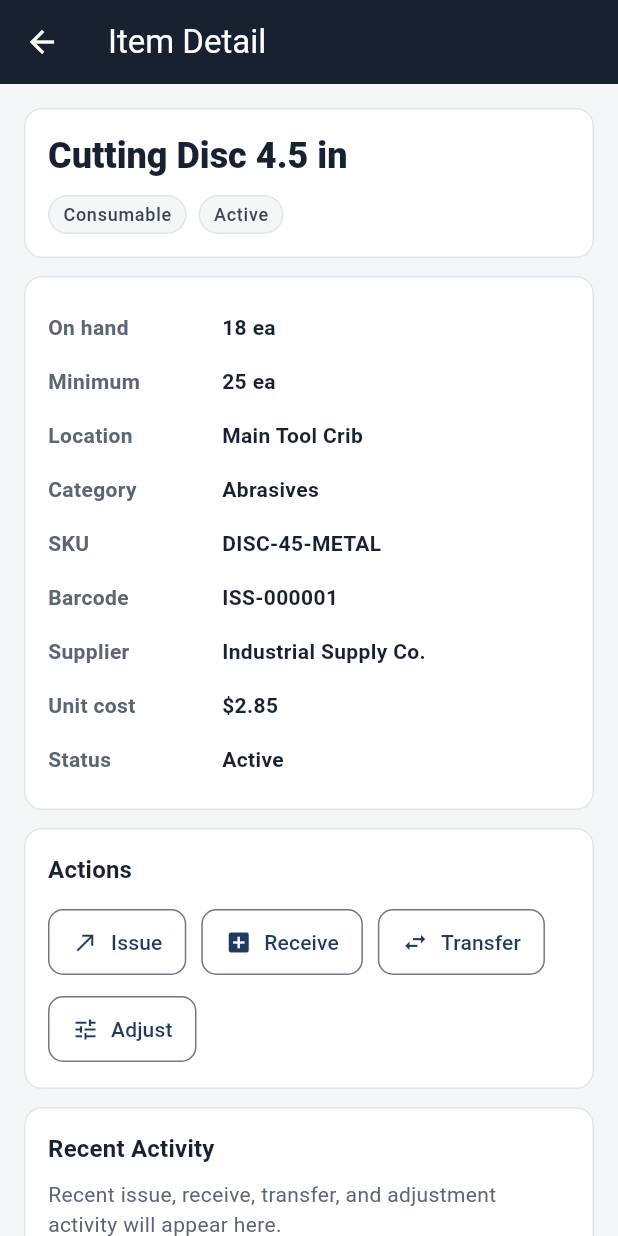
After one commit to mark-hallnc/issued, a Flutter app: the ItemDetailScreen screen opened directly with sample values from the repository, on a phone screen of 412 x 824 dp. The commit adds this screen. Run offline on Flutter 3.47's test engine with Material 3 defaults, Android fonts, the phone set to English and light mode, and no system bars.

Commit message:
Add item detail screen

```diff
--- /dev/null
+++ b/lib/screens/item_detail_screen.dart
@@ -0,0 +1,281 @@
+import 'package:flutter/material.dart';
+
+import '../core/models/models.dart';
+import '../core/sample_data.dart';
+
+class ItemDetailScreen extends StatelessWidget {
+  const ItemDetailScreen({super.key, required this.item});
+
+  final Item item;
+
+  @override
+  Widget build(BuildContext context) {
+    final unit = _unitById(item.unitOfMeasureId);
+    final location = _locationById(item.locationId);
+    final showReturnableActions =
+        item.itemType == ItemType.returnable || item.itemType == ItemType.asset;
+
+    return Scaffold(
+      appBar: AppBar(title: const Text('Item Detail')),
+      body: ListView(
+        padding: const EdgeInsets.all(16),
+        children: [
+          Card(
+            child: Padding(
+              padding: const EdgeInsets.all(16),
+              child: Column(
+                crossAxisAlignment: CrossAxisAlignment.start,
+                children: [
+                  Text(
+                    item.name,
+                    style: Theme.of(context).textTheme.headlineSmall?.copyWith(
+                      color: const Color(0xFF17212F),
+                      fontWeight: FontWeight.w800,
+                    ),
+                  ),
+                  const SizedBox(height: 10),
+                  Wrap(
+                    spacing: 8,
+                    runSpacing: 8,
+                    children: [
+                      _InfoPill(label: _itemTypeLabel(item.itemType)),
+                      _InfoPill(label: item.isActive ? 'Active' : 'Inactive'),
+                    ],
+                  ),
+                ],
+              ),
+            ),
+          ),
+          const SizedBox(height: 12),
+          Card(
+            child: Padding(
+              padding: const EdgeInsets.all(16),
+              child: Column(
+                children: [
+                  _DetailRow(
+                    label: 'On hand',
+                    value:
+                        '${_formatQuantity(item.quantityOnHand)} ${unit?.abbreviation ?? ''}',
+                  ),
+                  _DetailRow(
+                    label: 'Minimum',
+                    value:
+                        '${_formatQuantity(item.minimumQuantity)} ${unit?.abbreviation ?? ''}',
+                  ),
+                  _DetailRow(
+                    label: 'Location',
+                    value: location?.name ?? 'Unknown location',
+                  ),
+                  _DetailRow(label: 'Category', value: item.category),
+                  if (item.sku != null)
+                    _DetailRow(label: 'SKU', value: item.sku!),
+                  if (item.barcode != null)
+                    _DetailRow(label: 'Barcode', value: item.barcode!),
+                  if (item.supplier != null)
+                    _DetailRow(label: 'Supplier', value: item.supplier!),
+                  if (item.unitCost != null)
+                    _DetailRow(
+                      label: 'Unit cost',
+                      value: '\$${item.unitCost!.toStringAsFixed(2)}',
+                    ),
+                  _DetailRow(
+                    label: 'Status',
+                    value: item.isActive ? 'Active' : 'Inactive',
+                  ),
+                ],
+              ),
+            ),
+          ),
+          const SizedBox(height: 12),
+          Card(
+            child: Padding(
+              padding: const EdgeInsets.all(16),
+              child: Column(
+                crossAxisAlignment: CrossAxisAlignment.start,
+                children: [
+                  Text(
+                    'Actions',
+                    style: Theme.of(context).textTheme.titleMedium?.copyWith(
+                      fontWeight: FontWeight.w700,
+                      color: const Color(0xFF17212F),
+                    ),
+                  ),
+                  const SizedBox(height: 12),
+                  Wrap(
+                    spacing: 10,
+                    runSpacing: 10,
+                    children: [
+                      _ActionButton(label: 'Issue', icon: Icons.call_made),
+                      _ActionButton(label: 'Receive', icon: Icons.add_box),
+                      _ActionButton(label: 'Transfer', icon: Icons.swap_horiz),
+                      _ActionButton(label: 'Adjust', icon: Icons.tune),
+                      if (showReturnableActions) ...[
+                        _ActionButton(
+                          label: 'Check Out',
+                          icon: Icons.assignment_ind,
+                        ),
+                        _ActionButton(
+                          label: 'Return',
+                          icon: Icons.assignment_return,
+                        ),
+                        _ActionButton(
+                          label: 'Mark Lost/Damaged',
+                          icon: Icons.report_problem_outlined,
+                        ),
+                      ],
+                    ],
+                  ),
+                ],
+              ),
+            ),
+          ),
+          const SizedBox(height: 12),
+          Card(
+            child: Padding(
+              padding: const EdgeInsets.all(16),
+              child: Column(
+                crossAxisAlignment: CrossAxisAlignment.start,
+                children: [
+                  Text(
+                    'Recent Activity',
+                    style: Theme.of(context).textTheme.titleMedium?.copyWith(
+                      fontWeight: FontWeight.w700,
+                      color: const Color(0xFF17212F),
+                    ),
+                  ),
+                  const SizedBox(height: 8),
+                  Text(
+                    'Recent issue, receive, transfer, and adjustment activity will appear here.',
+                    style: Theme.of(context).textTheme.bodyMedium?.copyWith(
+                      color: const Color(0xFF5C6672),
+                    ),
+                  ),
+                ],
+              ),
+            ),
+          ),
+        ],
+      ),
+    );
+  }
+
+  UnitOfMeasure? _unitById(String unitId) {
+    for (final unit in sampleUnitsOfMeasure) {
+      if (unit.id == unitId) {
+        return unit;
+      }
+    }
+
+    return null;
+  }
+
+  Location? _locationById(String locationId) {
+    for (final location in sampleLocations) {
+      if (location.id == locationId) {
+        return location;
+      }
+    }
+
+    return null;
+  }
+
+  String _itemTypeLabel(ItemType type) {
+    return switch (type) {
+      ItemType.consumable => 'Consumable',
+      ItemType.returnable => 'Returnable',
+      ItemType.asset => 'Asset',
+    };
+  }
+
+  String _formatQuantity(double quantity) {
+    if (quantity == quantity.roundToDouble()) {
+      return quantity.toStringAsFixed(0);
+    }
+
+    return quantity.toStringAsFixed(2);
+  }
+}
+
+class _DetailRow extends StatelessWidget {
+  const _DetailRow({required this.label, required this.value});
+
+  final String label;
+  final String value;
+
+  @override
+  Widget build(BuildContext context) {
+    return Padding(
+      padding: const EdgeInsets.symmetric(vertical: 8),
+      child: Row(
+        crossAxisAlignment: CrossAxisAlignment.start,
+        children: [
+          SizedBox(
+            width: 116,
+            child: Text(
+              label,
+              style: Theme.of(context).textTheme.bodyMedium?.copyWith(
+                color: const Color(0xFF5C6672),
+                fontWeight: FontWeight.w600,
+              ),
+            ),
+          ),
+          Expanded(
+            child: Text(
+              value,
+              style: Theme.of(context).textTheme.bodyMedium?.copyWith(
+                color: const Color(0xFF17212F),
+                fontWeight: FontWeight.w600,
+              ),
+            ),
+          ),
+        ],
+      ),
+    );
+  }
+}
+
+class _ActionButton extends StatelessWidget {
+  const _ActionButton({required this.label, required this.icon});
+
+  final String label;
+  final IconData icon;
+
+  @override
+  Widget build(BuildContext context) {
+    return OutlinedButton.icon(
+      onPressed: () {
+        ScaffoldMessenger.of(
+          context,
+        ).showSnackBar(SnackBar(content: Text('$label action coming later')));
+      },
+      icon: Icon(icon),
+      label: Text(label),
+    );
+  }
+}
+
+class _InfoPill extends StatelessWidget {
+  const _InfoPill({required this.label});
+
+  final String label;
+
+  @override
+  Widget build(BuildContext context) {
+    return DecoratedBox(
+      decoration: BoxDecoration(
+        color: const Color(0xFFF4F6F8),
+        borderRadius: BorderRadius.circular(999),
+        border: Border.all(color: const Color(0xFFE1E6EC)),
+      ),
+      child: Padding(
+        padding: const EdgeInsets.symmetric(horizontal: 10, vertical: 5),
+        child: Text(
+          label,
+          style: Theme.of(
+            context,
+          ).textTheme.labelMedium?.copyWith(color: const Color(0xFF394554)),
+        ),
+      ),
+    );
+  }
+}
--- a/lib/screens/items_screen.dart
+++ b/lib/screens/items_screen.dart
@@ -2,6 +2,7 @@ import 'package:flutter/material.dart';
 
 import '../core/models/models.dart';
 import '../core/sample_data.dart';
+import 'item_detail_screen.dart';
 
 enum _ItemFilter { all, lowStock, consumable, returnable, asset }
 
@@ -136,6 +137,15 @@ class _ItemCard extends StatelessWidget {
     final location = _locationById(item.locationId);
 
     return Card(
+      child: InkWell(
+        borderRadius: BorderRadius.circular(12),
+        onTap: () {
+          Navigator.of(context).push(
+            MaterialPageRoute<void>(
+              builder: (context) => ItemDetailScreen(item: item),
+            ),
+          );
+        },
         child: Padding(
           padding: const EdgeInsets.all(14),
           child: Column(
@@ -170,6 +180,7 @@ class _ItemCard extends StatelessWidget {
                 ],
               ),
             ],
+          ),
         ),
       ),
     );
```
Also changed, not shown: 1 other file. Lines whose indentation alone changed are shown as unchanged.
